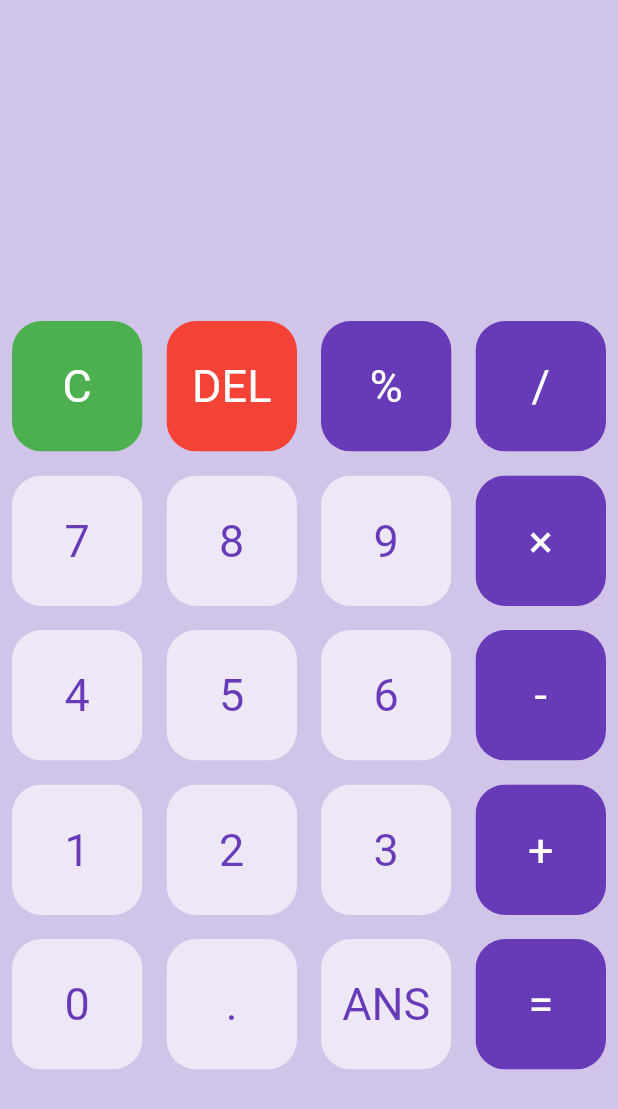
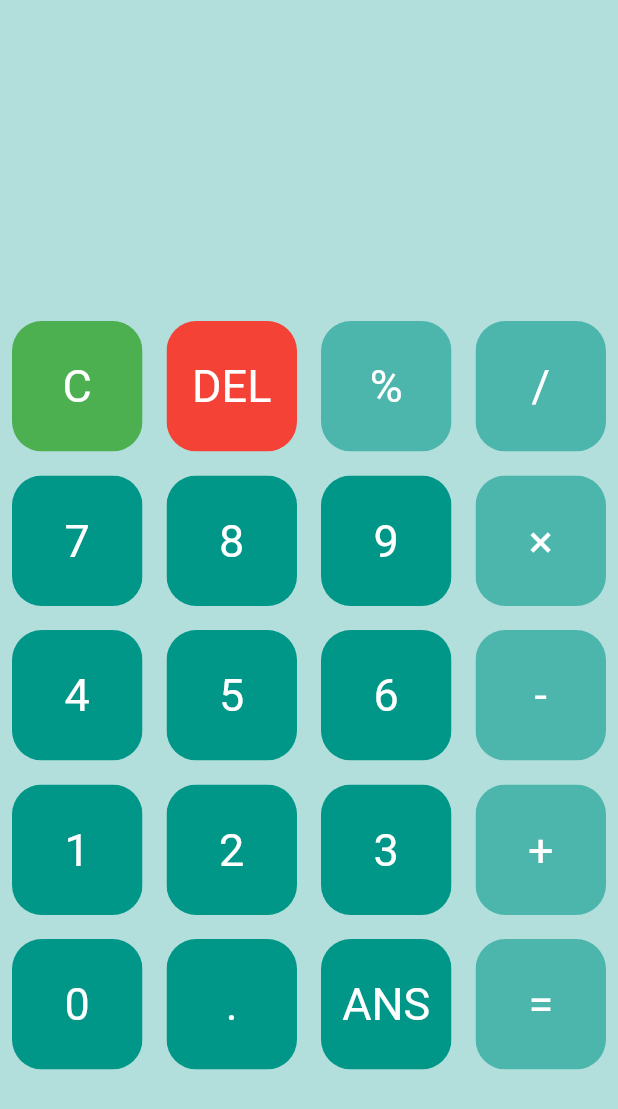
Before and after one commit to kinfe19/Kinfe---Calculator, a Flutter app: the screen it shows after launch, on a phone screen of 412 x 824 dp. Shown: the top 1109 px of the screen. Run offline on Flutter 3.47's test engine with Material 2 defaults, Android fonts, the phone set to English and light mode, and no system bars; our stand-ins replace math_expressions.

Commit message:
Updated the color theme, working on multiple themes (which the user can choose from)

```diff
--- a/lib/main.dart
+++ b/lib/main.dart
@@ -23,7 +23,7 @@ class HomePage extends StatefulWidget {
 }
 
 class _HomePageState extends State<HomePage> {
-  final myTextStyle = TextStyle(fontSize: 30, color: Colors.deepPurple[900]);
+  final myTextStyle = TextStyle(fontSize: 30, color: Colors.teal[300]);
 
   final List<String> buttons = [
     'C',
@@ -51,7 +51,7 @@ class _HomePageState extends State<HomePage> {
   @override
   Widget build(BuildContext context) {
     return Scaffold(
-      backgroundColor: Colors.deepPurple[100],
+      backgroundColor: Colors.teal[100],
       body: Column(
         children: <Widget>[
           Expanded(
@@ -67,14 +67,14 @@ class _HomePageState extends State<HomePage> {
                     alignment: Alignment.centerLeft,
                     child: Text(userQuestion,
                         style:
-                            TextStyle(fontSize: 30, color: Colors.deepPurple)),
+                            TextStyle(fontSize: 30, color: Colors.teal[900])),
                   ),
                   Container(
                     padding: EdgeInsets.all(20),
                     alignment: Alignment.centerRight,
                     child: Text(
                       userAnswer,
-                      style: TextStyle(fontSize: 30, color: Colors.deepPurple),
+                      style: TextStyle(fontSize: 30, color: Colors.teal[900]),
                     ),
                   )
                 ],
@@ -129,7 +129,7 @@ class _HomePageState extends State<HomePage> {
                           });
                         },
                         buttonText: buttons[index],
-                        color: Colors.deepPurple,
+                        color: Colors.teal[300],
                         textColor: Colors.white,
                       );
                     }
@@ -153,12 +153,9 @@ class _HomePageState extends State<HomePage> {
                           },
                           buttonText: buttons[index],
                           color: isOperator(buttons[index])
-                            ? Colors.deepPurple
-                            : Colors.deepPurple[50],
-                        textColor: isOperator(buttons[index])
-                            ? Colors.white
-                            : Colors.deepPurple,
-                      );
+                              ? Colors.teal[300]
+                              : Colors.teal,
+                          textColor: Colors.white);
                     }
                   }),
             ),
```
Lines whose indentation alone changed are shown as unchanged.
